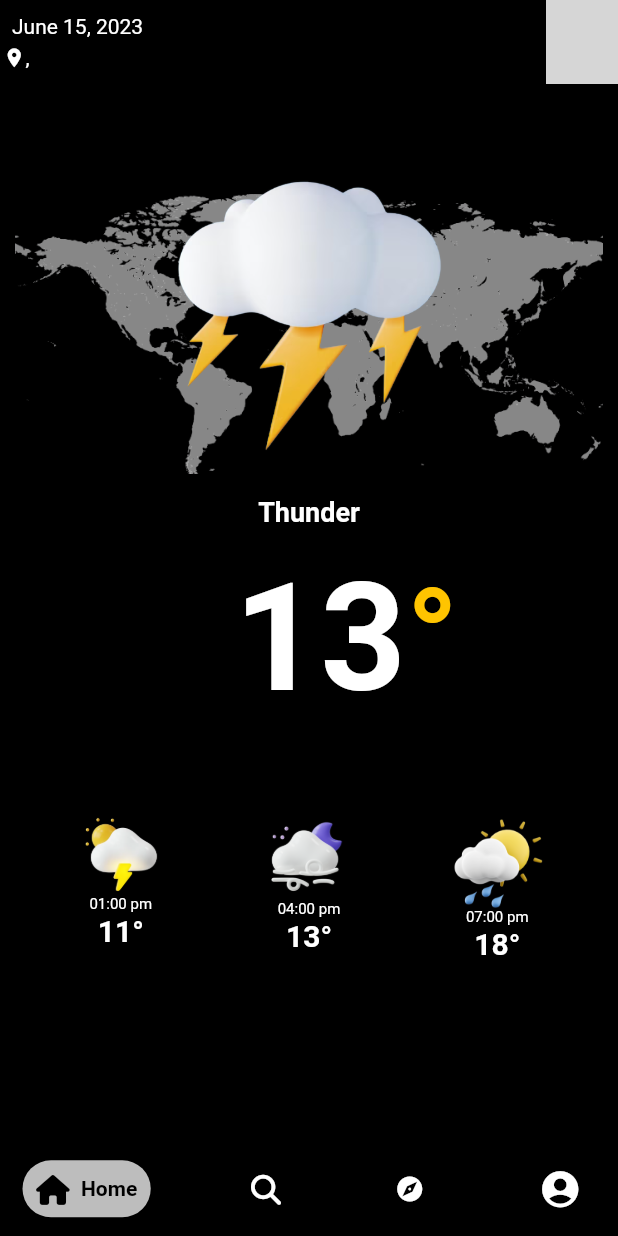
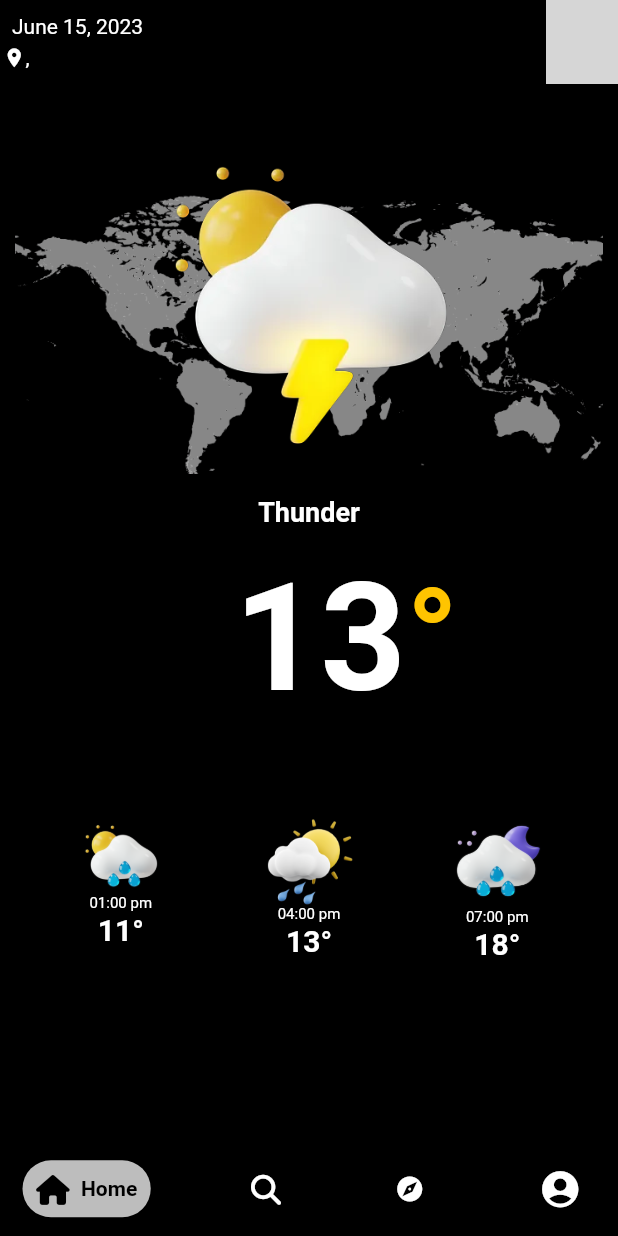
Before and after one commit to EnigmaTasks/WeatherApp, a Flutter app: the screen it shows after launch, on a phone screen of 412 x 824 dp. Run offline on Flutter 3.47's test engine with Material 2 defaults, Android fonts, the phone set to English and light mode, and no system bars; drawn by our look-alikes of google_nav_bar; our stand-ins replace font_awesome_flutter, geocoding, google_fonts, location; missing offline and left inert: dark_light_button; Roboto replaces fonts that are missing (Monda); grey boxes are pictures that could not be loaded.

Commit message:
icons updated

```diff
--- a/lib/Ankush/HomePage.dart
+++ b/lib/Ankush/HomePage.dart
@@ -28,7 +28,7 @@ class _HomePageState extends State<HomePage> {
                 left: 95,
                 right: 95,
                 child: Image.asset(
-                  'lib/assets/cloud.png',
+                  'lib/assets/thundercopy.png',
                   scale: 0.8,
                 ),
               ),
@@ -75,7 +75,7 @@ class _HomePageState extends State<HomePage> {
                     mainAxisAlignment: MainAxisAlignment.center,
                     children: [
                       Image.asset(
-                        'lib/assets/thundercopy.png',
+                        'lib/assets/p1.png',
                         scale: 6.5,
                       ),
                     ],
@@ -115,14 +115,14 @@ class _HomePageState extends State<HomePage> {
                     mainAxisAlignment: MainAxisAlignment.center,
                     children: [
                       Image.asset(
-                        'lib/assets/windy.png',
-                        scale: 6.5,
+                        'lib/assets/sun.png',
+                        scale: 8.3,
                       ),
                     ],
                   ),
-                  Row(
+                  const Row(
                     mainAxisAlignment: MainAxisAlignment.center,
-                    children: const [
+                    children: [
                       Text(
                         '04:00 pm',
                         style: TextStyle(fontSize: 10),
@@ -155,8 +155,8 @@ class _HomePageState extends State<HomePage> {
                     mainAxisAlignment: MainAxisAlignment.center,
                     children: [
                       Image.asset(
-                        'lib/assets/sun.png',
-                        scale: 8,
+                        'lib/assets/p3.png',
+                        scale: 5.5,
                       ),
                     ],
                   ),
```
Also changed, not shown: lib/assets/p1.png (added), lib/assets/p3.png (added), lib/assets/thunder.png (deleted).
